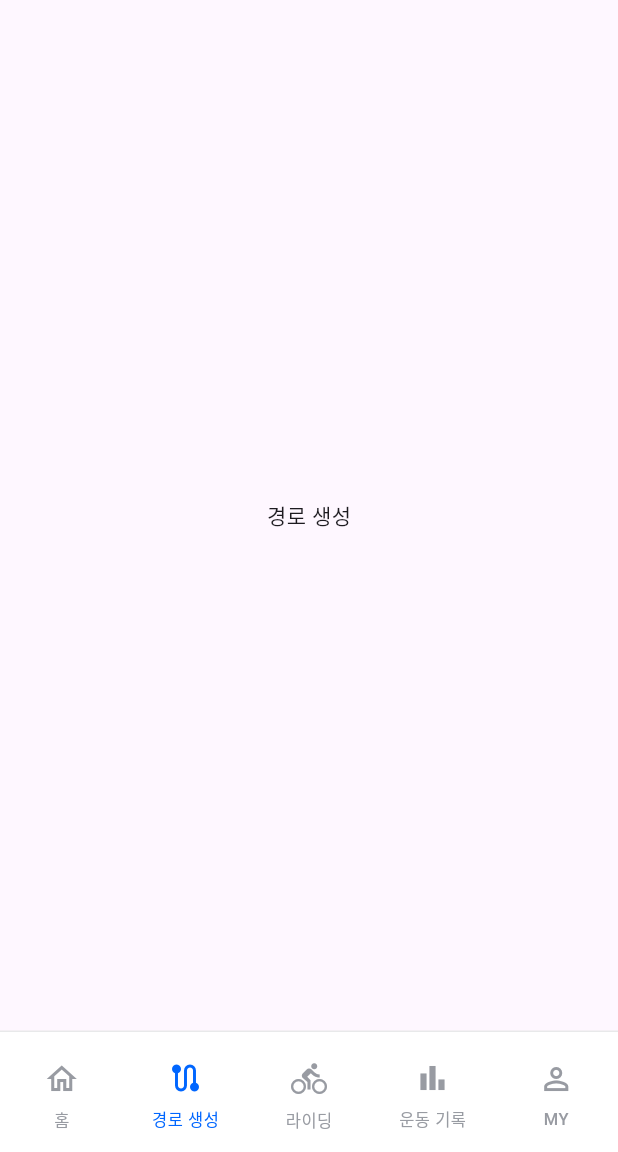
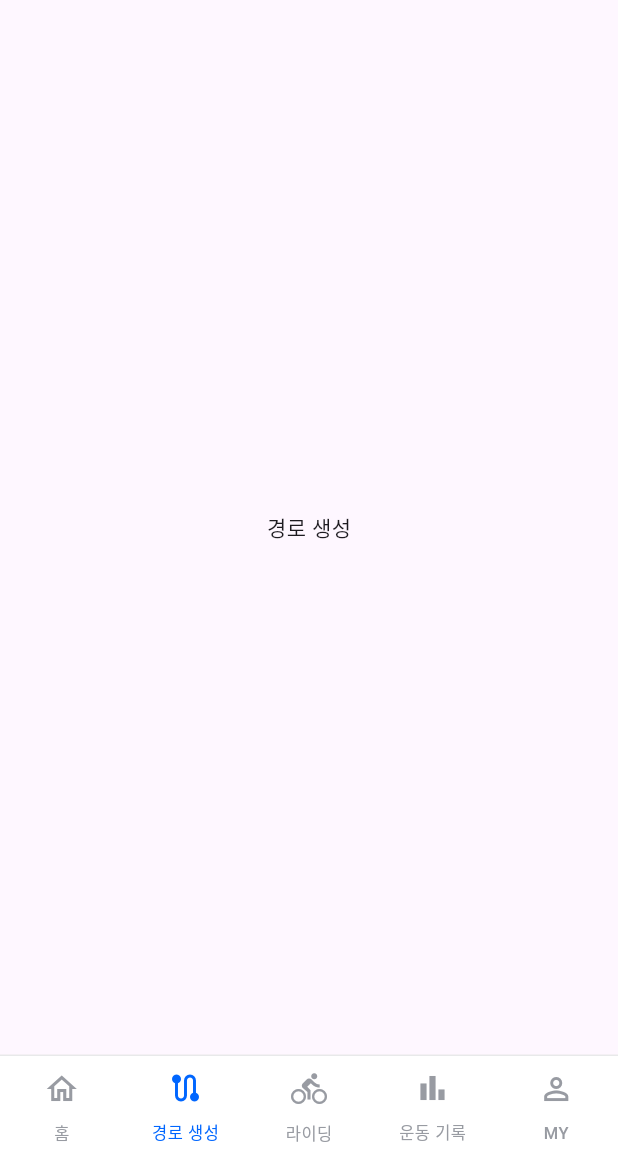
Before and after one commit to INOI-SWM/Urban_Breeze_Flutter, a Flutter app: the screen it shows after launch, item 2 of the bottom bar chosen, on a phone screen of 412 x 824 dp, the part 84-1236 px from its top. Run offline on Flutter 3.47's test engine with Material 3 defaults, Android fonts, the phone set to English and light mode, and no system bars; our stand-ins replace flutter_svg; Roboto replaces fonts that are missing (Pretendard JP).

Commit message:
refactor: iOS/Android 플랫폼에 따라 navigationBar의 높이, icon ~ label 사이 간격을 동적으로 설정

```diff
--- a/lib/ui/navigation/bottom_navigation.dart
+++ b/lib/ui/navigation/bottom_navigation.dart
@@ -1,5 +1,6 @@
+import 'package:flutter/foundation.dart';
 import 'package:flutter/material.dart';
-import 'package:ridingmate/core/theme/extensions.dart'; // For context.semanticColor
+import 'package:ridingmate/core/theme/extensions.dart';
 import 'package:ridingmate/core/theme/semantic_colors.dart';
 
 class BottomNavigation extends StatelessWidget {
@@ -44,6 +45,11 @@ class BottomNavigation extends StatelessWidget {
   Widget build(BuildContext context) {
     final SemanticColors semanticColors = context.semanticColor;
 
+    final double navigationBarHeight =
+        defaultTargetPlatform == TargetPlatform.iOS ? 51.0 : 64.0;
+    final double iconLabelVerticalGap =
+        defaultTargetPlatform == TargetPlatform.iOS ? 3.0 : 6.0;
+
     return Container(
       decoration: BoxDecoration(
         color: semanticColors.backgroundNormalNormal,
@@ -56,11 +62,13 @@ class BottomNavigation extends StatelessWidget {
       ),
       child: SafeArea(
         child: NavigationBar(
+          height: navigationBarHeight,
           selectedIndex: currentIndex,
           onDestinationSelected: onDestinationSelected,
           backgroundColor: Colors.transparent,
           elevation: 0,
           indicatorColor: Colors.transparent,
+          labelPadding: EdgeInsets.only(top: iconLabelVerticalGap),
           destinations: <Widget>[
             for (final Map<String, dynamic> item in _navigationItems)
               NavigationDestination(
```
